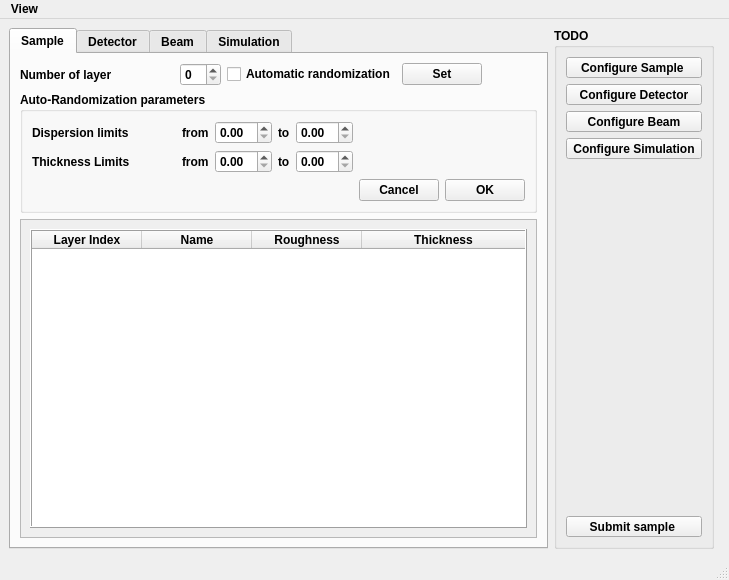
This is siegmainwindow.ui in amirtosson/GISASSimulationBornAgainBased as Qt 5 draws it before an edit. The edited form follows.
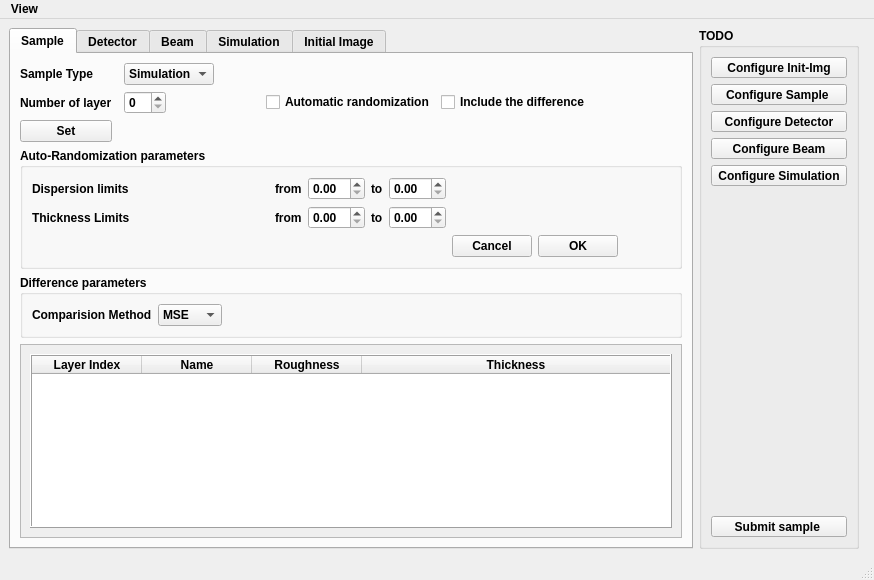
This is the edited form.

Patch:
```diff
--- a/siegmainwindow.ui
+++ b/siegmainwindow.ui
@@ -6,7 +6,7 @@
    <rect>
     <x>0</x>
     <y>0</y>
-    <width>705</width>
+    <width>731</width>
     <height>580</height>
    </rect>
   </property>
@@ -37,137 +37,15 @@
         <string>Sample</string>
        </attribute>
        <layout class="QGridLayout" name="gridLayout">
-        <item row="2" column="0" colspan="7">
-         <widget class="QScrollArea" name="scrollArea">
-          <property name="widgetResizable">
-           <bool>true</bool>
-          </property>
-          <widget class="QWidget" name="scrollAreaWidgetContents">
-           <property name="geometry">
-            <rect>
-             <x>0</x>
-             <y>0</y>
-             <width>486</width>
-             <height>319</height>
-            </rect>
-           </property>
-           <layout class="QVBoxLayout" name="verticalLayout_2">
-            <item>
-             <widget class="QTableWidget" name="layerTable">
-              <property name="frameShape">
-               <enum>QFrame::Box</enum>
-              </property>
-              <property name="frameShadow">
-               <enum>QFrame::Raised</enum>
-              </property>
-              <property name="sizeAdjustPolicy">
-               <enum>QAbstractScrollArea::AdjustToContents</enum>
-              </property>
-              <property name="showGrid">
-               <bool>true</bool>
-              </property>
-              <property name="columnCount">
-               <number>4</number>
-              </property>
-              <attribute name="horizontalHeaderVisible">
-               <bool>true</bool>
-              </attribute>
-              <attribute name="horizontalHeaderCascadingSectionResizes">
-               <bool>false</bool>
-              </attribute>
-              <attribute name="horizontalHeaderMinimumSectionSize">
-               <number>40</number>
-              </attribute>
-              <attribute name="horizontalHeaderDefaultSectionSize">
-               <number>110</number>
-              </attribute>
-              <attribute name="horizontalHeaderStretchLastSection">
-               <bool>true</bool>
-              </attribute>
-              <attribute name="verticalHeaderVisible">
-               <bool>false</bool>
-              </attribute>
-              <attribute name="verticalHeaderCascadingSectionResizes">
-               <bool>false</bool>
-              </attribute>
-              <attribute name="verticalHeaderMinimumSectionSize">
-               <number>25</number>
-              </attribute>
-              <attribute name="verticalHeaderDefaultSectionSize">
-               <number>40</number>
-              </attribute>
-              <attribute name="verticalHeaderShowSortIndicator" stdset="0">
-               <bool>false</bool>
-              </attribute>
-              <attribute name="verticalHeaderStretchLastSection">
-               <bool>false</bool>
-              </attribute>
-              <column>
-               <property name="text">
-                <string>Layer Index</string>
-               </property>
-               <property name="font">
-                <font>
-                 <weight>75</weight>
-                 <bold>true</bold>
-                </font>
-               </property>
-              </column>
-              <column>
-               <property name="text">
-                <string>Name</string>
-               </property>
-               <property name="font">
-                <font>
-                 <weight>75</weight>
-                 <bold>true</bold>
-                </font>
-               </property>
-              </column>
-              <column>
-               <property name="text">
-                <string>Roughness</string>
-               </property>
-               <property name="font">
-                <font>
-                 <weight>75</weight>
-                 <bold>true</bold>
-                </font>
-               </property>
-              </column>
-              <column>
-               <property name="text">
-                <string>Thickness</string>
-               </property>
-               <property name="font">
-                <font>
-                 <weight>75</weight>
-                 <bold>true</bold>
-                </font>
-               </property>
-              </column>
-             </widget>
-            </item>
-           </layout>
-          </widget>
-         </widget>
-        </item>
-        <item row="0" column="5">
-         <widget class="QPushButton" name="setButton">
-          <property name="text">
-           <string>Set</string>
-          </property>
-         </widget>
-        </item>
-        <item row="0" column="3">
+        <item row="1" column="2">
          <widget class="QSpinBox" name="numOfLayerSpinBox">
           <property name="maximum">
            <number>20</number>
           </property>
          </widget>
         </item>
-        <item row="0" column="1">
-         <spacer name="horizontalSpacer">
+        <item row="1" column="8">
+         <spacer name="horizontalSpacer_2">
           <property name="orientation">
            <enum>Qt::Horizontal</enum>
           </property>
@@ -180,33 +58,40 @@
          </spacer>
         </item>
         <item row="0" column="0">
-         <widget class="QLabel" name="label">
+         <widget class="QLabel" name="label_7">
           <property name="text">
-           <string>Number of layer</string>
+           <string>Sample Type</string>
           </property>
          </widget>
         </item>
         <item row="0" column="4">
+         <spacer name="horizontalSpacer_9">
+          <property name="orientation">
+           <enum>Qt::Horizontal</enum>
+          </property>
+          <property name="sizeHint" stdset="0">
+           <size>
+            <width>40</width>
+            <height>20</height>
+           </size>
+          </property>
+         </spacer>
+        </item>
+        <item row="1" column="5">
          <widget class="QCheckBox" name="autoRandCheckBox">
           <property name="text">
            <string>Automatic randomization</string>
           </property>
          </widget>
         </item>
-        <item row="0" column="6">
-         <spacer name="horizontalSpacer_2">
-          <property name="orientation">
-           <enum>Qt::Horizontal</enum>
+        <item row="1" column="6">
+         <widget class="QCheckBox" name="incDiffCheckBox">
+          <property name="text">
+           <string>Include the difference</string>
           </property>
-          <property name="sizeHint" stdset="0">
-           <size>
-            <width>40</width>
-            <height>20</height>
-           </size>
-          </property>
-         </spacer>
+         </widget>
         </item>
-        <item row="1" column="0" colspan="7">
+        <item row="3" column="0" colspan="9">
          <widget class="QGroupBox" name="randGroupBox">
           <property name="enabled">
            <bool>true</bool>
@@ -359,6 +244,229 @@
           </layout>
          </widget>
         </item>
+        <item row="4" column="0" colspan="9">
+         <widget class="QGroupBox" name="diffGroupBox">
+          <property name="title">
+           <string>Difference parameters</string>
+          </property>
+          <layout class="QGridLayout" name="gridLayout_3">
+           <item row="0" column="2">
+            <spacer name="horizontalSpacer_7">
+             <property name="orientation">
+              <enum>Qt::Horizontal</enum>
+             </property>
+             <property name="sizeHint" stdset="0">
+              <size>
+               <width>40</width>
+               <height>20</height>
+              </size>
+             </property>
+            </spacer>
+           </item>
+           <item row="0" column="1">
+            <widget class="QComboBox" name="diffMethodComboBox">
+             <item>
+              <property name="text">
+               <string>MSE</string>
+              </property>
+             </item>
+             <item>
+              <property name="text">
+               <string>SSIM</string>
+              </property>
+             </item>
+             <item>
+              <property name="text">
+               <string>PSNR</string>
+              </property>
+             </item>
+            </widget>
+           </item>
+           <item row="0" column="0">
+            <widget class="QLabel" name="label_4">
+             <property name="text">
+              <string>Comparision Method</string>
+             </property>
+            </widget>
+           </item>
+           <item row="0" column="3">
+            <spacer name="horizontalSpacer_6">
+             <property name="orientation">
+              <enum>Qt::Horizontal</enum>
+             </property>
+             <property name="sizeHint" stdset="0">
+              <size>
+               <width>40</width>
+               <height>20</height>
+              </size>
+             </property>
+            </spacer>
+           </item>
+          </layout>
+         </widget>
+        </item>
+        <item row="0" column="2" colspan="2">
+         <widget class="QComboBox" name="sampleTypeComboBox">
+          <property name="sizePolicy">
+           <sizepolicy hsizetype="Fixed" vsizetype="Fixed">
+            <horstretch>0</horstretch>
+            <verstretch>0</verstretch>
+           </sizepolicy>
+          </property>
+          <item>
+           <property name="text">
+            <string>Simulation</string>
+           </property>
+          </item>
+          <item>
+           <property name="text">
+            <string>Reference</string>
+           </property>
+          </item>
+         </widget>
+        </item>
+        <item row="5" column="0" colspan="9">
+         <widget class="QScrollArea" name="scrollArea">
+          <property name="widgetResizable">
+           <bool>true</bool>
+          </property>
+          <widget class="QWidget" name="scrollAreaWidgetContents">
+           <property name="geometry">
+            <rect>
+             <x>0</x>
+             <y>0</y>
+             <width>512</width>
+             <height>196</height>
+            </rect>
+           </property>
+           <layout class="QVBoxLayout" name="verticalLayout_2">
+            <item>
+             <widget class="QTableWidget" name="layerTable">
+              <property name="frameShape">
+               <enum>QFrame::Box</enum>
+              </property>
+              <property name="frameShadow">
+               <enum>QFrame::Raised</enum>
+              </property>
+              <property name="sizeAdjustPolicy">
+               <enum>QAbstractScrollArea::AdjustToContents</enum>
+              </property>
+              <property name="showGrid">
+               <bool>true</bool>
+              </property>
+              <property name="columnCount">
+               <number>4</number>
+              </property>
+              <attribute name="horizontalHeaderVisible">
+               <bool>true</bool>
+              </attribute>
+              <attribute name="horizontalHeaderCascadingSectionResizes">
+               <bool>false</bool>
+              </attribute>
+              <attribute name="horizontalHeaderMinimumSectionSize">
+               <number>40</number>
+              </attribute>
+              <attribute name="horizontalHeaderDefaultSectionSize">
+               <number>110</number>
+              </attribute>
+              <attribute name="horizontalHeaderStretchLastSection">
+               <bool>true</bool>
+              </attribute>
+              <attribute name="verticalHeaderVisible">
+               <bool>false</bool>
+              </attribute>
+              <attribute name="verticalHeaderCascadingSectionResizes">
+               <bool>false</bool>
+              </attribute>
+              <attribute name="verticalHeaderMinimumSectionSize">
+               <number>25</number>
+              </attribute>
+              <attribute name="verticalHeaderDefaultSectionSize">
+               <number>40</number>
+              </attribute>
+              <attribute name="verticalHeaderShowSortIndicator" stdset="0">
+               <bool>false</bool>
+              </attribute>
+              <attribute name="verticalHeaderStretchLastSection">
+               <bool>false</bool>
+              </attribute>
+              <column>
+               <property name="text">
+                <string>Layer Index</string>
+               </property>
+               <property name="font">
+                <font>
+                 <weight>75</weight>
+                 <bold>true</bold>
+                </font>
+               </property>
+              </column>
+              <column>
+               <property name="text">
+                <string>Name</string>
+               </property>
+               <property name="font">
+                <font>
+                 <weight>75</weight>
+                 <bold>true</bold>
+                </font>
+               </property>
+              </column>
+              <column>
+               <property name="text">
+                <string>Roughness</string>
+               </property>
+               <property name="font">
+                <font>
+                 <weight>75</weight>
+                 <bold>true</bold>
+                </font>
+               </property>
+              </column>
+              <column>
+               <property name="text">
+                <string>Thickness</string>
+               </property>
+               <property name="font">
+                <font>
+                 <weight>75</weight>
+                 <bold>true</bold>
+                </font>
+               </property>
+              </column>
+             </widget>
+            </item>
+           </layout>
+          </widget>
+         </widget>
+        </item>
+        <item row="2" column="0">
+         <widget class="QPushButton" name="setButton">
+          <property name="text">
+           <string>Set</string>
+          </property>
+         </widget>
+        </item>
+        <item row="1" column="0">
+         <widget class="QLabel" name="label">
+          <property name="text">
+           <string>Number of layer</string>
+          </property>
+         </widget>
+        </item>
+        <item row="1" column="7">
+         <spacer name="horizontalSpacer">
+          <property name="orientation">
+           <enum>Qt::Horizontal</enum>
+          </property>
+          <property name="sizeHint" stdset="0">
+           <size>
+            <width>40</width>
+            <height>20</height>
+           </size>
+          </property>
+         </spacer>
+        </item>
        </layout>
       </widget>
       <widget class="QWidget" name="detectorTab">
@@ -376,6 +484,34 @@
         <string>Simulation</string>
        </attribute>
       </widget>
+      <widget class="QWidget" name="initImgTab">
+       <attribute name="title">
+        <string>Initial Image</string>
+       </attribute>
+       <layout class="QVBoxLayout" name="verticalLayout_3">
+        <item>
+         <widget class="QGroupBox" name="groupBox_2">
+          <property name="title">
+           <string>Reference Sample Parameters</string>
+          </property>
+          <layout class="QGridLayout" name="gridLayout_4"/>
+         </widget>
+        </item>
+        <item>
+         <spacer name="verticalSpacer_2">
+          <property name="orientation">
+           <enum>Qt::Vertical</enum>
+          </property>
+          <property name="sizeHint" stdset="0">
+           <size>
+            <width>20</width>
+            <height>40</height>
+           </size>
+          </property>
+         </spacer>
+        </item>
+       </layout>
+      </widget>
      </widget>
     </item>
     <item>
@@ -390,6 +526,22 @@
        <string>TODO</string>
       </property>
       <layout class="QVBoxLayout" name="verticalLayout">
+       <item>
+        <widget class="QToolButton" name="configInitImgToolButton">
+         <property name="sizePolicy">
+          <sizepolicy hsizetype="MinimumExpanding" vsizetype="Fixed">
+           <horstretch>0</horstretch>
+           <verstretch>0</verstretch>
+          </sizepolicy>
+         </property>
+         <property name="text">
+          <string>Configure Init-Img</string>
+         </property>
+         <property name="toolButtonStyle">
+          <enum>Qt::ToolButtonTextBesideIcon</enum>
+         </property>
+        </widget>
+       </item>
        <item>
         <widget class="QToolButton" name="configSampleButton">
          <property name="sizePolicy">
@@ -490,7 +642,7 @@
     <rect>
      <x>0</x>
      <y>0</y>
-     <width>705</width>
+     <width>731</width>
      <height>20</height>
     </rect>
    </property>
```
